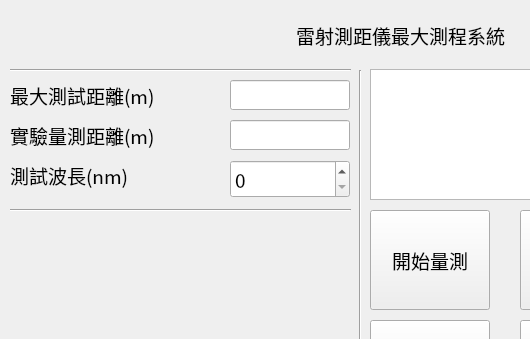
NUUEO/motor_control, file mnd401/main.ui: the form before one commit; both pictures show x 0 to 530 and y 0 to 339 of the 800 by 480 pixel window.
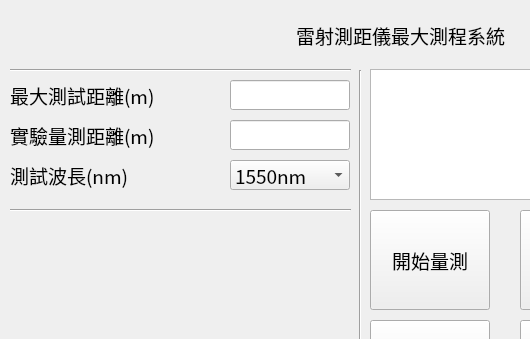
The form after the commit. Icons and pictures are not drawn.

```diff
--- a/mnd401/main.ui
+++ b/mnd401/main.ui
@@ -211,25 +211,6 @@
      <set>Qt::AlignLeading|Qt::AlignLeft|Qt::AlignVCenter</set>
     </property>
    </widget>
-   <widget class="QSpinBox" name="select_wavelength">
-    <property name="geometry">
-     <rect>
-      <x>230</x>
-      <y>160</y>
-      <width>120</width>
-      <height>38</height>
-     </rect>
-    </property>
-    <property name="font">
-     <font>
-      <family>Noto Sans CJK TC Medium</family>
-      <pointsize>14</pointsize>
-     </font>
-    </property>
-    <property name="specialValueText">
-     <string/>
-    </property>
-   </widget>
    <widget class="QPushButton" name="Clean">
     <property name="geometry">
      <rect>
@@ -351,6 +332,42 @@
      <pixmap>logo.png</pixmap>
     </property>
    </widget>
+   <widget class="QComboBox" name="Select_wavelength">
+    <property name="geometry">
+     <rect>
+      <x>230</x>
+      <y>160</y>
+      <width>120</width>
+      <height>30</height>
+     </rect>
+    </property>
+    <property name="font">
+     <font>
+      <family>Noto Sans CJK TC Medium</family>
+      <pointsize>14</pointsize>
+     </font>
+    </property>
+    <item>
+     <property name="text">
+      <string>1550nm</string>
+     </property>
+    </item>
+    <item>
+     <property name="text">
+      <string>1064nm</string>
+     </property>
+    </item>
+    <item>
+     <property name="text">
+      <string>905nm</string>
+     </property>
+    </item>
+    <item>
+     <property name="text">
+      <string>808nm</string>
+     </property>
+    </item>
+   </widget>
   </widget>
   <widget class="QMenuBar" name="menubar">
    <property name="geometry">
```
